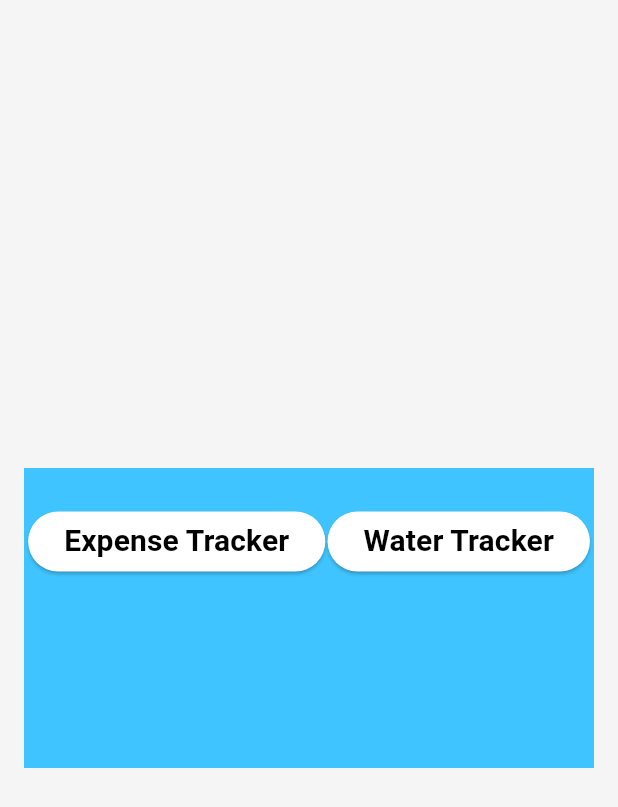
After one commit to shorifulislamsiam/Calculator_Practice, a Flutter app: the screen it shows after launch, after a tap on the "menu" icon, on a phone screen of 412 x 824 dp. The commit adds this screen. Shown: the top 807 px of the screen. Run offline on Flutter 3.47's test engine with Material 3 defaults, Android fonts, the phone set to English and light mode, and no system bars.

Commit message:
normal organise

```diff
--- /dev/null
+++ b/lib/calculator/Allicons.dart
@@ -0,0 +1,60 @@
+import 'package:calculator/Helper/colorses.dart';
+import 'package:flutter/material.dart';
+
+import '../expence_tracker/Expencetracker.dart';
+import '../water_tracker/watertracker.dart';
+
+class Allicons extends StatelessWidget {
+  const Allicons({super.key});
+
+  @override
+  Widget build(BuildContext context) {
+    AllColors _allcolors=AllColors();
+    return Scaffold(
+      backgroundColor: Colors.grey.shade100,
+      body: Center(
+        child: Container(
+          width: 380,
+          height: 200,
+          color: Colors.lightBlueAccent,
+          child: Padding(
+            padding: const EdgeInsets.only(top: 25,left: 2,right: 2),
+            child: Wrap(
+              alignment: WrapAlignment.spaceAround,
+              //spacing: 18,
+              runAlignment: WrapAlignment.start,
+              children: [
+                ElevatedButton(
+                  style: ElevatedButton.styleFrom(
+                    backgroundColor: Colors.white,
+                  ),
+                    onPressed: (){
+                    Navigator.push(context, MaterialPageRoute(builder: (_)=>Expencetracker()));
+                    },
+                    child: Text(
+                        "Expense Tracker",
+                      style: _allcolors.getTextstyle(20, FontWeight.normal, Colors.black),
+                    ),
+                ),
+                ElevatedButton(
+                  style: ElevatedButton.styleFrom(
+                    backgroundColor: Colors.white,
+                  ),
+                    onPressed: (){
+                      Navigator.push(context, MaterialPageRoute(builder: (_)=>watertracker()));
+                    },
+                    child: Text(
+                        "Water Tracker",
+                      style: _allcolors.getTextstyle(20, FontWeight.bold, Colors.black),
+                    ),
+                ),
+
+
+              ],
+            ),
+          ),
+        ),
+      ),
+    );
+  }
+}
--- a/lib/calculator/MyHomePage.dart
+++ b/lib/calculator/MyHomePage.dart
@@ -1,3 +1,4 @@
+import 'package:calculator/calculator/Allicons.dart';
 import 'package:flutter/material.dart';
 
 import 'Buildbutton.dart';
@@ -59,6 +60,14 @@ class _MyhomepageState extends State<Myhomepage> {
         ),
         centerTitle: true,
         backgroundColor: Colors.green,
+        actions: [
+          IconButton(
+              onPressed: (){
+                Navigator.push(context, MaterialPageRoute(builder: (_)=>Allicons()));
+              },
+              icon: Icon(Icons.menu),
+          ),
+        ],
       ),
       body: Padding(
         padding: const EdgeInsets.only(left: 10, right: 10, top: 20, bottom: 20),
--- a/lib/main.dart
+++ b/lib/main.dart
@@ -2,8 +2,8 @@
 import 'package:calculator/water_tracker/watertracker.dart';
 import 'package:flutter/material.dart';
 
-//import 'calculator/MyHomePage.dart';
-//import 'expence_tracker/Expencetracker.dart';
+import 'calculator/MyHomePage.dart';
+
 
 void main() {
   runApp(const MyApp());
@@ -19,7 +19,7 @@ class MyApp extends StatelessWidget {
         colorScheme: ColorScheme.fromSeed(seedColor: Colors.deepPurple),
         useMaterial3: true,
       ),
-      home: const watertracker(), //Expencetracker(),//Myhomepage(),
+      home: const Myhomepage(),//watertracker(), //Expencetracker(),//
       debugShowCheckedModeBanner: false,
 
     );
--- a/lib/water_tracker/watertracker.dart
+++ b/lib/water_tracker/watertracker.dart
@@ -30,7 +30,6 @@ class _watertrackerState extends State<watertracker> {
       _currentIntakeWater=0;
     });
   }
-
 
   @override
   Widget build(BuildContext context) {
@@ -86,7 +85,7 @@ class _watertrackerState extends State<watertracker> {
               ),
               Center(
                 child: Text(
-                  "${_progress*100}%",
+                  "${(_progress*100).toStringAsFixed(2)}%",
                   style: _allColors.getTextstyle(20, FontWeight.bold, Colors.white),
                 ),
               )
```
